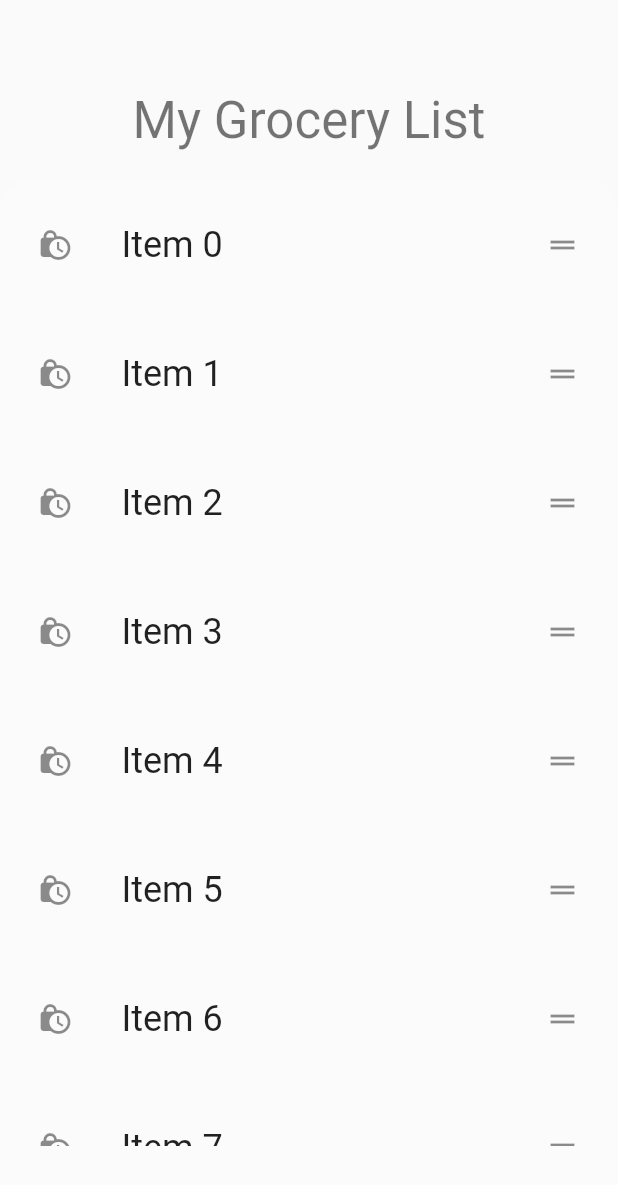
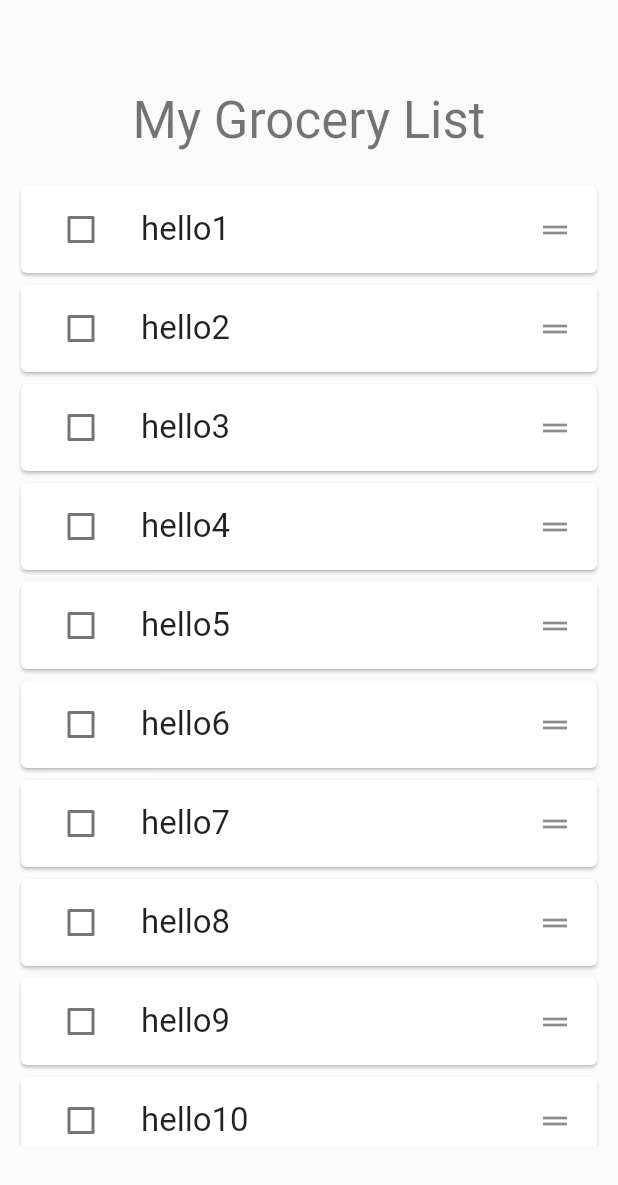
Before and after one commit to ioanapeptanaru/cook_lab, a Flutter app: the ToDoList screen opened directly, on a phone screen of 412 x 824 dp. Shown: the top 1185 px of the screen. Run offline on Flutter 3.47's test engine with Material 2 defaults, Android fonts, the phone set to English and light mode, and no system bars; our stand-ins replace curved_navigation_bar, get, introduction_screen, shared_preferences; accounts and stored records are empty.

Commit message:
Retouched to do list

```diff
--- a/lib/Forms/todo_list.dart
+++ b/lib/Forms/todo_list.dart
@@ -28,17 +28,9 @@ class _ToDoListState extends State<ToDoList> {
                     borderRadius: BorderRadius.only(
                         topLeft: Radius.circular(20.0),
                         topRight: Radius.circular(20.0))),
-                child:SingleChildScrollView(
-                  controller: scrollController,
-                  child:Column(
-                      children: [
-                        Container(child: TaskList(scrollController: scrollController)),
-                        const Divider(thickness: 5,),
-                        Container(child: TaskList(scrollController: scrollController)),
-                      ]
+                child:TaskList()
                   ),
-                )
-              ),),
+                ),
           ],
         ),
       ),
--- /dev/null
+++ b/lib/Widgets/TaskModel.dart
@@ -0,0 +1,8 @@
+class TaskModel
+{
+  bool checked = false;
+  String name = "";
+
+  TaskModel({this.checked = false, this.name = ""});
+  TaskModel.withName(this.name, {this.checked = false});
+}
--- a/lib/Widgets/task_list.dart
+++ b/lib/Widgets/task_list.dart
@@ -1,53 +1,116 @@
 import 'package:flutter/material.dart';
 import 'package:cook_lab/Widgets/task_tile.dart';
 
+import 'TaskModel.dart';
+
 class TaskList extends StatefulWidget {
-  ScrollController scrollController;
+  final List<TaskModel> _nonChecked = List<TaskModel>.empty(growable: true);
+  final List<TaskModel> _checked = List<TaskModel>.empty(growable: true);
 
+  TaskList()
+  {
+    _nonChecked.add(TaskModel.withName("hello1"));
+    _nonChecked.add(TaskModel.withName("hello2"));
+    _nonChecked.add(TaskModel.withName("hello3"));
+    _nonChecked.add(TaskModel.withName("hello4"));
+    _nonChecked.add(TaskModel.withName("hello5"));
+    _nonChecked.add(TaskModel.withName("hello6"));
+    _nonChecked.add(TaskModel.withName("hello7"));
+    _nonChecked.add(TaskModel.withName("hello8"));
+    _nonChecked.add(TaskModel.withName("hello9"));
+    _nonChecked.add(TaskModel.withName("hello10"));
+    _nonChecked.add(TaskModel.withName("hello11"));
+    _nonChecked.add(TaskModel.withName("hello12"));
+    _nonChecked.add(TaskModel.withName("hello13"));
+    _nonChecked.add(TaskModel.withName("hello14"));
+    _nonChecked.add(TaskModel.withName("hello15"));
+  }
 
-  TaskList({required this.scrollController, Key? key}) : super(key: key);
 
   @override
   State<TaskList> createState() => _TaskListState();
 }
+// TaskModel
 
 class _TaskListState extends State<TaskList> {
-  final List<int> _items = List<int>.generate(15, (int index) => index);
+
+
 
   @override
   Widget build(BuildContext context) {
-    return ReorderableListView(
-      primary: false,
-      shrinkWrap: true,
-      physics: const NeverScrollableScrollPhysics(),
-      buildDefaultDragHandles: false,
-      children: <Widget>[
-        for (int index = 0; index < _items.length; index++)
-          Container(
-            key: ValueKey(index),
-            child: ListTile(
-              contentPadding: const EdgeInsets.all(15),
-              leading: const Icon(Icons.lock_clock),
-              title: Text(
-                "Item ${_items[index]}",
-                style: const TextStyle(fontSize: 24),
-              ),
-              trailing: ReorderableDragStartListener(
+    ScrollController _scrollController =
+                      PrimaryScrollController.of(context) ?? ScrollController();
+    return CustomScrollView(
+        controller: _scrollController,
+        slivers: <Widget>[
+          SliverReorderableList(
+          itemBuilder: (context, index){
+            return TaskTile(
+                  key: ValueKey(widget._nonChecked[index].name),
                   index: index,
-                  child: const Icon(Icons.drag_handle_outlined),
-              )
-            )
-          ),
-      ].toList(),
-      onReorder: (int oldIndex, int newIndex) {
-        setState(() {
-          if (oldIndex < newIndex) {
-            newIndex -= 1;
-          }
-          final int item = _items.removeAt(oldIndex);
-          _items.insert(newIndex, item);
-        });
-      },
-    );
+                  currentTask: widget._nonChecked[index],
+                  onStateChange: (newState) => OnItemStateChanged(index, newState))
+            ;},
+          itemCount:widget._nonChecked.length,
+          onReorder: (oldPos, newPos) {
+            setState(() {
+              if (oldPos < newPos) {
+                newPos -= 1;
+              }
+              final TaskModel item = widget._nonChecked.removeAt(oldPos);
+              widget._nonChecked.insert(newPos, item);
+            });
+          }),
+
+          if(widget._checked.isNotEmpty && widget._nonChecked.isNotEmpty)
+          const SliverToBoxAdapter(child: Divider(thickness: 5,)),
+
+          SliverList(delegate:
+            SliverChildBuilderDelegate((BuildContext context, int index)
+              {
+                return TaskTile(
+                    key: ValueKey(widget._checked[index].name),
+                    index: index,
+                    currentTask: widget._checked[index],
+                    onStateChange: (newState) => OnItemStateChanged(index, newState));
+              },
+              childCount: widget._checked.length
+          ))
+        ],
+      );
   }
+
+
+
+  void OnItemStateChanged(int index, bool newState)
+  {
+    if(newState == true) {
+      setState(() {
+        TaskModel task = widget._nonChecked.removeAt(index);
+        widget._checked.add(task);
+      });
+    }else {
+      setState(() {
+        TaskModel task = widget._checked.removeAt(index);
+        widget._nonChecked.add(task);
+      });
+    }
+      DebugList(widget._nonChecked, "nonChecked");
+      DebugList(widget._checked, "Checked");
+  }
+
+  void DebugList(List<TaskModel> list, String name)
+  {
+    String str = "$name [ ";
+    for(int i=0; i<list.length; i++)
+      {
+        if(i!=list.length-1)
+          str+="${list[i].name}, ";
+        else
+          str+="${list[i].name}";
+      }
+    str+=" ]";
+    debugPrint(str);
+  }
+
 }
--- a/lib/Widgets/task_tile.dart
+++ b/lib/Widgets/task_tile.dart
@@ -1,4 +1,82 @@
+import 'package:cook_lab/Widgets/TaskModel.dart';
 import 'package:flutter/material.dart';
+
+class TaskTile extends StatefulWidget {
+  TaskModel currentTask;
+  int index;
+  void Function(bool) onStateChange;
+
+  TaskTile({Key? key, required this.index, required this.currentTask, required this.onStateChange}) : super(key: key);
+
+  @override
+  State<TaskTile> createState() => TaskTileState();
+}
+
+class TaskTileState extends State<TaskTile> {
+
+  @override
+  Widget build(BuildContext context) {
+
+    if(widget.currentTask.checked){
+      return Card(
+        child: ListTile(
+          title: Row(children: [
+            Expanded(
+                child: _StrikeThrough(
+                    todoText: widget.currentTask.name,
+                    todoToggle: widget.currentTask.checked)),
+          ]),
+          leading: Checkbox(
+            value: widget.currentTask.checked,
+            onChanged: (check) {
+              setState(() {
+                if (!check!) {
+                  widget.currentTask.checked = false;
+                } else {
+                  widget.currentTask.checked = true;
+                }
+              });
+              widget.onStateChange(widget.currentTask.checked);
+            },
+          ),
+
+          //controlAffinity: ListTileControlAffinity.leading,
+        ),
+      );
+    }
+
+    return Card(
+      child: ListTile(
+        trailing: ReorderableDragStartListener(
+          index: widget.index,
+          child: Icon(Icons.drag_handle),
+        ),
+        title: Row(children: [
+          Expanded(
+              child: _StrikeThrough(
+                  todoText: widget.currentTask.name,
+                  todoToggle: widget.currentTask.checked)),
+        ]),
+        leading: Checkbox(
+          value: widget.currentTask.checked,
+          onChanged: (check) {
+            setState(() {
+              if (!check!) {
+                widget.currentTask.checked = false;
+              } else {
+                widget.currentTask.checked = true;
+              }
+            });
+            widget.onStateChange(widget.currentTask.checked);
+          },
+        ),
+
+        //controlAffinity: ListTileControlAffinity.leading,
+      ),
+    );
+  }
+}
+
 
 class _StrikeThrough extends StatelessWidget {
   bool todoToggle;
@@ -34,40 +112,3 @@ class _StrikeThrough extends StatelessWidget {
     return _strikewidget();
   }
 }
-
-class TaskTile extends StatefulWidget {
-  String text;
-
-  TaskTile({Key? key, required this.text}) : super(key: key);
-
-  @override
-  State<TaskTile> createState() => TaskTileState();
-}
-
-class TaskTileState extends State<TaskTile> {
-  bool toggle = false;
-
-  @override
-  Widget build(BuildContext context) {
-    return ListTile(
-      title: Row(children: [
-        Expanded(
-            child: _StrikeThrough(todoText: widget.text, todoToggle: toggle)),
-      ]),
-      leading: Checkbox(
-        value: toggle,
-        onChanged: (check) {
-          setState(() {
-            if (!check!) {
-              toggle = false;
-            } else {
-              toggle = true;
-            }
-          });
-        },
-      ),
-
-      //controlAffinity: ListTileControlAffinity.leading,
-    );
-  }
-}
```
Also changed, not shown: pubspec.lock. Lines whose indentation alone changed are shown as unchanged.
